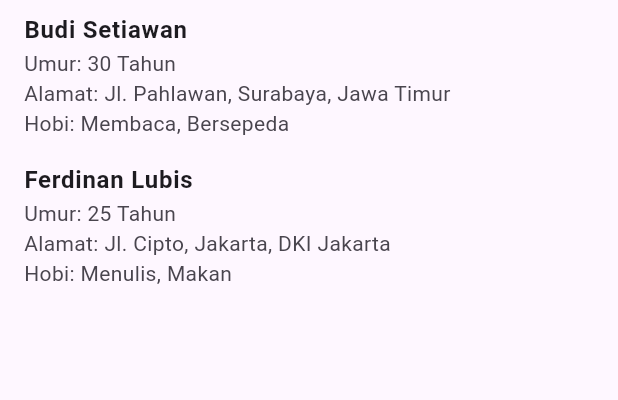
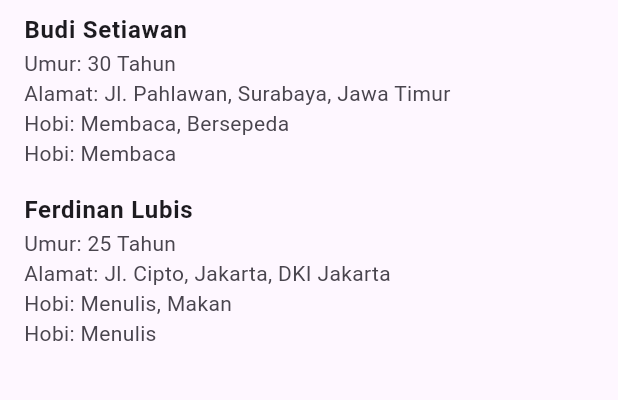
Before and after one commit to Mobile-Programming-MDP/project-latihan-pab2-JordiWillyam, a Flutter app: the screen it shows after launch, on a phone screen of 412 x 824 dp, the part 84-484 px from its top. Run offline on Flutter 3.47's test engine with Material 3 defaults, Android fonts, the phone set to English and light mode, and no system bars.

Commit message:
Update : panggil hobi

```diff
--- a/karyawan/karyawan/lib/main.dart
+++ b/karyawan/karyawan/lib/main.dart
@@ -69,6 +69,8 @@ class MyHomePage extends StatelessWidget {
                                 "Alamat: ${snapshot.data![index].alamat.jalan}, ${snapshot.data![index].alamat.kota}, ${snapshot.data![index].alamat.provinsi}"),
                             Text(
                                 "Hobi: ${snapshot.data![index].hobi.join(", ")}"),
+                            // Panggil hobi index ke 0
+                            Text("Hobi: ${snapshot.data![index].hobi[0]}"),
                           ],
                         ),
                       );
```
